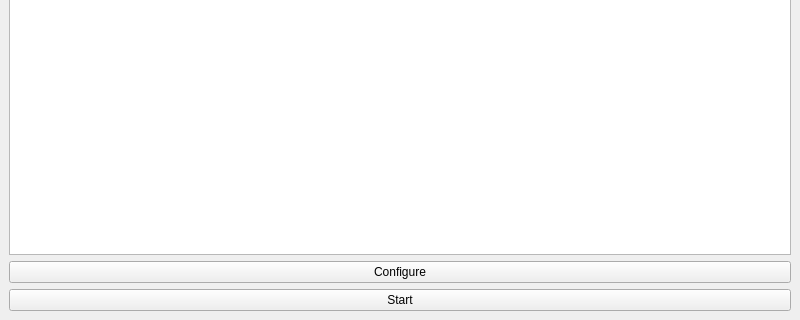
The window that src/view/mainwindow.ui (daitenshionyan/vrfbcalc-cpp) describes before a commit, drawn with Qt 5; both pictures show x 0 to 800 and y 280 to 600 of the 800 by 600 pixel window.
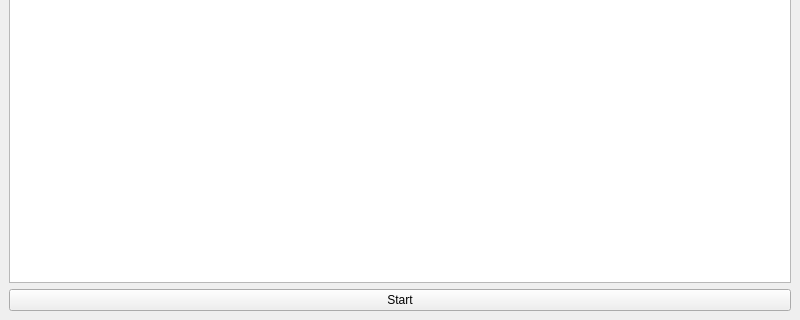
The same window after the commit.

Commit message: Remove configure button

```diff
--- a/src/view/mainwindow.ui
+++ b/src/view/mainwindow.ui
@@ -30,13 +30,6 @@
       </property>
      </widget>
     </item>
-    <item>
-     <widget class="QPushButton" name="cfgBtn">
-      <property name="text">
-       <string>Configure</string>
-      </property>
-     </widget>
-    </item>
     <item>
      <widget class="QPushButton" name="startBtn">
       <property name="text">
```
The commit also changes 2 other files.
